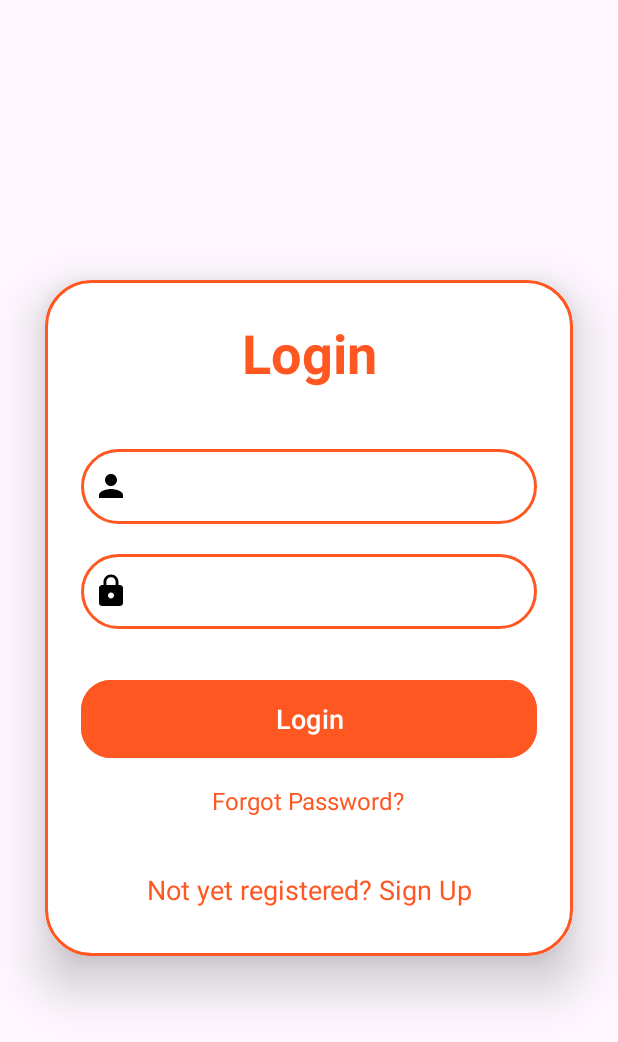
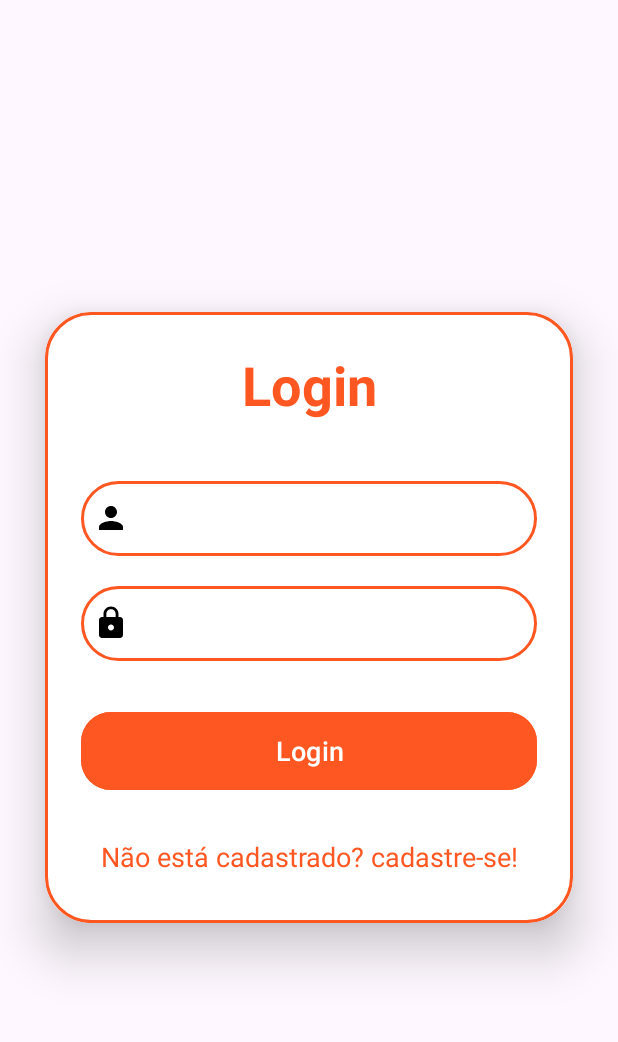
Before and after one commit to Gustavo-mts/cardapio-mobile, an Android app: the LoginActivity screen opened directly, with no data from a screen before it, on a phone screen of 412 x 824 dp. Shown: the top 1042 px of the screen. Run offline under Robolectric (Android 15) with nearby library versions, the phone set to English and light mode, and no system bars; our stand-ins replace Firebase (no records; nobody signed in at launch, a user with empty details on screens opened directly).

Commit message:
atualizações

```diff
--- a/app/src/main/res/layout/activity_login.xml
+++ b/app/src/main/res/layout/activity_login.xml
@@ -69,16 +69,16 @@
                 android:backgroundTint="@color/orange"
                 app:cornerRadius = "20dp"/>
 
-            <TextView
-                android:id="@+id/forgot_password"
-                android:layout_width="wrap_content"
-                android:layout_height="wrap_content"
-                android:layout_gravity="center"
-                android:layout_marginTop="5dp"
-                android:padding="8dp"
-                android:text="Forgot Password?"
-                android:textColor="@color/orange"
-                android:textSize="16sp" />
+<!--            <TextView-->
+<!--                android:id="@+id/forgot_password"-->
+<!--                android:layout_width="wrap_content"-->
+<!--                android:layout_height="wrap_content"-->
+<!--                android:layout_gravity="center"-->
+<!--                android:layout_marginTop="5dp"-->
+<!--                android:padding="8dp"-->
+<!--                android:text="Forgot Password?"-->
+<!--                android:textColor="@color/orange"-->
+<!--                android:textSize="16sp" />-->
 
             <TextView
                 android:id="@+id/signUpRedirectText"
@@ -87,7 +87,7 @@
                 android:layout_marginTop="20dp"
                 android:padding="8dp"
                 android:layout_gravity="center"
-                android:text="Not yet registered? Sign Up"
+                android:text="Não está cadastrado? cadastre-se!"
                 android:textAlignment="center"
                 android:textColor="@color/orange"
                 android:textSize="18sp" />
```
